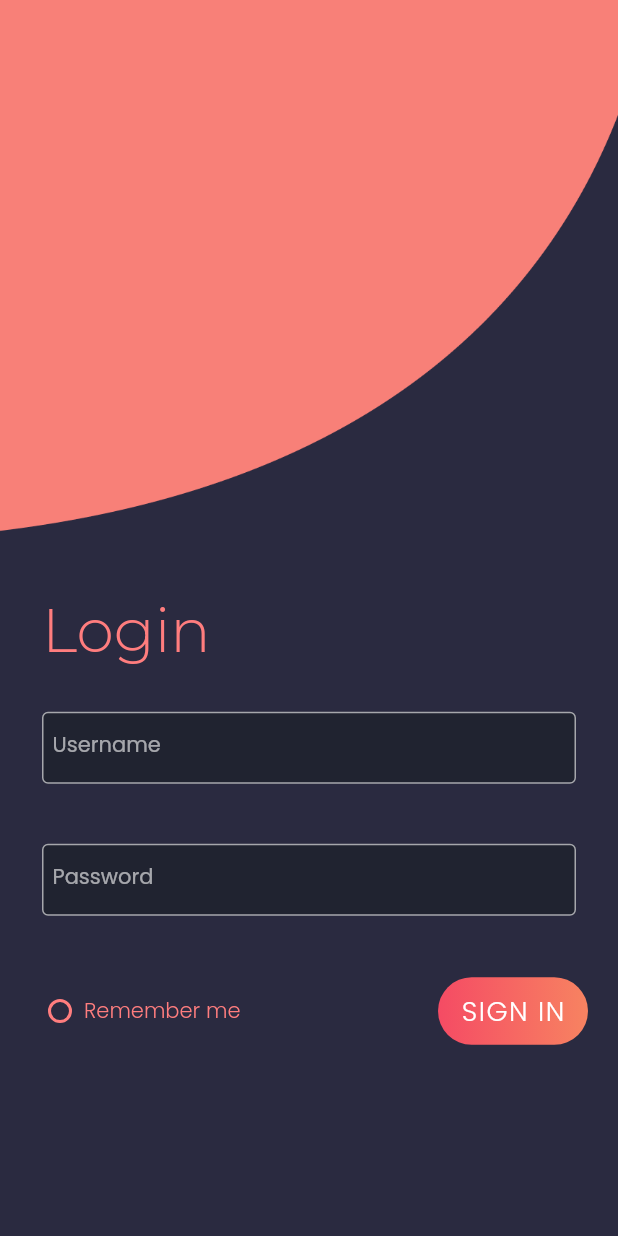
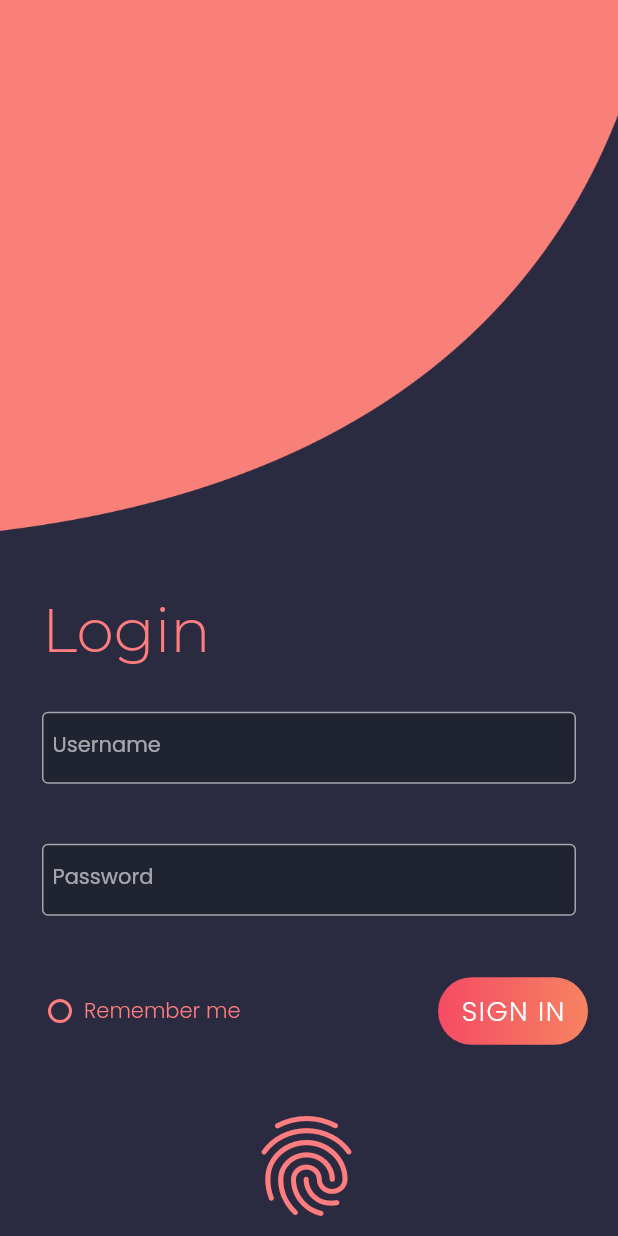
Before and after one commit to TheCraftOfCode/GeoSpatial, a Flutter app: the screen it shows after launch, on a phone screen of 412 x 824 dp. Run offline on Flutter 3.47's test engine with Material 2 defaults, Android fonts, the phone set to English and light mode, and no system bars; our stand-ins replace flutter_secure_storage, flutter_svg, flutter_typeahead, geolocator, google_fonts, objectbox and 1 more; missing offline and left inert: flutter_rounded_date_picker, gender_picker; generated files the repository leaves out were written again.

Commit message:
Completed login screen

```diff
--- a/lib/Screens/Login.dart
+++ b/lib/Screens/Login.dart
@@ -1,13 +1,13 @@
 import 'dart:convert';
-import 'package:geo_spatial/Utils/colors.dart' as colors;
+
 import 'package:flutter/material.dart';
 import 'package:flutter_secure_storage/flutter_secure_storage.dart';
 import 'package:geo_spatial/Constants/Constants.dart';
 import 'package:geo_spatial/Screens/Home.dart';
+import 'package:geo_spatial/Utils/colors.dart' as colors;
 import 'package:geo_spatial/Widgets/LoginFormCard.dart';
 import 'package:google_fonts/google_fonts.dart';
 import 'package:http/http.dart' as http;
-import 'package:geo_spatial/Utils/Globals.dart' as globals;
 
 final storage = FlutterSecureStorage();
 
@@ -110,8 +110,8 @@ class _MyAppState extends State<Login> {
             ? Container(
                 width: double.infinity,
                 height: double.infinity,
-                decoration:
-                    BoxDecoration(shape: BoxShape.circle, color: colors.darkAccentColor),
+                decoration: BoxDecoration(
+                    shape: BoxShape.circle, color: colors.darkAccentColor),
               )
             : Container(),
       );
@@ -135,8 +135,9 @@ class _MyAppState extends State<Login> {
         children: <Widget>[
           Container(
             decoration: BoxDecoration(
-                image: DecorationImage(image: AssetImage("assets/Illustration.png"),fit: BoxFit.cover)
-              ),
+                image: DecorationImage(
+                    image: AssetImage("assets/Illustration.png"),
+                    fit: BoxFit.cover)),
           ),
           SingleChildScrollView(
             child: Padding(
@@ -146,8 +147,8 @@ class _MyAppState extends State<Login> {
                   SizedBox(
                     height: MediaQuery.of(context).size.height * 0.48,
                   ),
-                    FormCard(_usernameController, _passwordController,
-                        _nameError, _passwordError),
+                  FormCard(_usernameController, _passwordController, _nameError,
+                      _passwordError),
                   SizedBox(
                     height: 10,
                   ),
@@ -168,7 +169,8 @@ class _MyAppState extends State<Login> {
                           ),
                           Text("Remember me",
                               style: GoogleFonts.poppins(
-                                    color: colors.darkAccentColor, fontSize: 14.0))
+                                  color: colors.darkAccentColor,
+                                  fontSize: 14.0))
                         ],
                       ),
                       InkWell(
@@ -185,10 +187,13 @@ class _MyAppState extends State<Login> {
                           child: Material(
                             color: Colors.transparent,
                             child: InkWell(
-                                onTap: (){ Navigator.push(
+                              onTap: () {
+                                Navigator.push(
                                   context,
-                                  MaterialPageRoute(builder: (context) => Home()),
-                                );},
+                                  MaterialPageRoute(
+                                      builder: (context) => Home()),
+                                );
+                              },
                               child: Center(
                                 child: Text("SIGN IN",
                                     style: GoogleFonts.poppins(
@@ -199,9 +204,26 @@ class _MyAppState extends State<Login> {
                             ),
                           ),
                         ),
-                        )
+                      ),
                     ],
                   ),
+                  SizedBox(
+                    height: MediaQuery.of(context).size.height * 0.04,
+                  ),
+                  Padding(
+                    padding: EdgeInsets.only(
+                        right: MediaQuery.of(context).size.width * 0.125,
+                        bottom: 30),
+                    child: IconButton(
+                        onPressed: () {},
+                        icon: Icon(
+                          Icons.fingerprint_rounded,
+                          size: 80,
+                          color: colors.darkAccentColor,
+                        ),
+                    splashColor: colors.darkSecondAccentColor,
+                    enableFeedback: true,),
+                  )
                 ],
               ),
             ),
```
Lines whose indentation alone changed are shown as unchanged.
